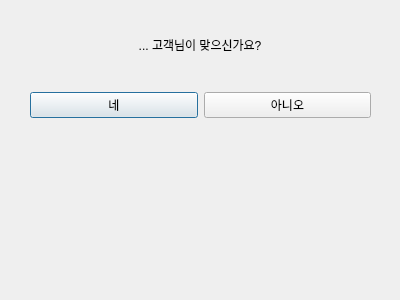
This is UI/check.ui in cwj980119/Pyqt5-facerecog-kiosk as Qt 5 draws it before an edit. The edited form follows.
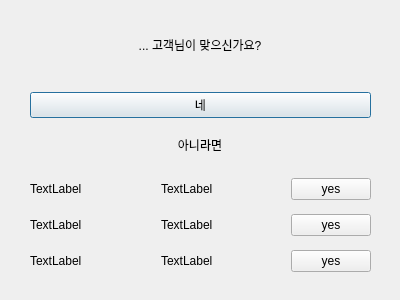
This is the edited form.

What changed in the file:
```diff
--- a/UI/check.ui
+++ b/UI/check.ui
@@ -49,10 +49,100 @@
       </property>
      </widget>
     </item>
-    <item>
-     <widget class="QPushButton" name="btn_no">
+   </layout>
+  </widget>
+  <widget class="QLabel" name="label_2">
+   <property name="geometry">
+    <rect>
+     <x>50</x>
+     <y>120</y>
+     <width>300</width>
+     <height>50</height>
+    </rect>
+   </property>
+   <property name="layoutDirection">
+    <enum>Qt::LeftToRight</enum>
+   </property>
+   <property name="text">
+    <string>아니라면</string>
+   </property>
+   <property name="alignment">
+    <set>Qt::AlignCenter</set>
+   </property>
+  </widget>
+  <widget class="QWidget" name="gridLayoutWidget">
+   <property name="geometry">
+    <rect>
+     <x>30</x>
+     <y>170</y>
+     <width>341</width>
+     <height>111</height>
+    </rect>
+   </property>
+   <layout class="QGridLayout" name="gridLayout">
+    <property name="sizeConstraint">
+     <enum>QLayout::SetDefaultConstraint</enum>
+    </property>
+    <item row="0" column="4">
+     <widget class="QPushButton" name="list1_ok">
       <property name="text">
-       <string>아니오</string>
+       <string>yes</string>
+      </property>
+     </widget>
+    </item>
+    <item row="1" column="0" colspan="2">
+     <widget class="QLabel" name="list2_name">
+      <property name="text">
+       <string>TextLabel</string>
+      </property>
+     </widget>
+    </item>
+    <item row="1" column="2" colspan="2">
+     <widget class="QLabel" name="list2_num">
+      <property name="text">
+       <string>TextLabel</string>
+      </property>
+     </widget>
+    </item>
+    <item row="2" column="0" colspan="2">
+     <widget class="QLabel" name="list3_name">
+      <property name="text">
+       <string>TextLabel</string>
+      </property>
+     </widget>
+    </item>
+    <item row="2" column="2" colspan="2">
+     <widget class="QLabel" name="list3_num">
+      <property name="text">
+       <string>TextLabel</string>
+      </property>
+     </widget>
+    </item>
+    <item row="0" column="0" colspan="2">
+     <widget class="QLabel" name="list1_name">
+      <property name="text">
+       <string>TextLabel</string>
+      </property>
+     </widget>
+    </item>
+    <item row="0" column="2" colspan="2">
+     <widget class="QLabel" name="list1_num">
+      <property name="text">
+       <string>TextLabel</string>
+      </property>
+     </widget>
+    </item>
+    <item row="2" column="4">
+     <widget class="QPushButton" name="list3_ok">
+      <property name="text">
+       <string>yes</string>
+      </property>
+     </widget>
+    </item>
+    <item row="1" column="4">
+     <widget class="QPushButton" name="list2_ok">
+      <property name="text">
+       <string>yes</string>
       </property>
      </widget>
     </item>
```
